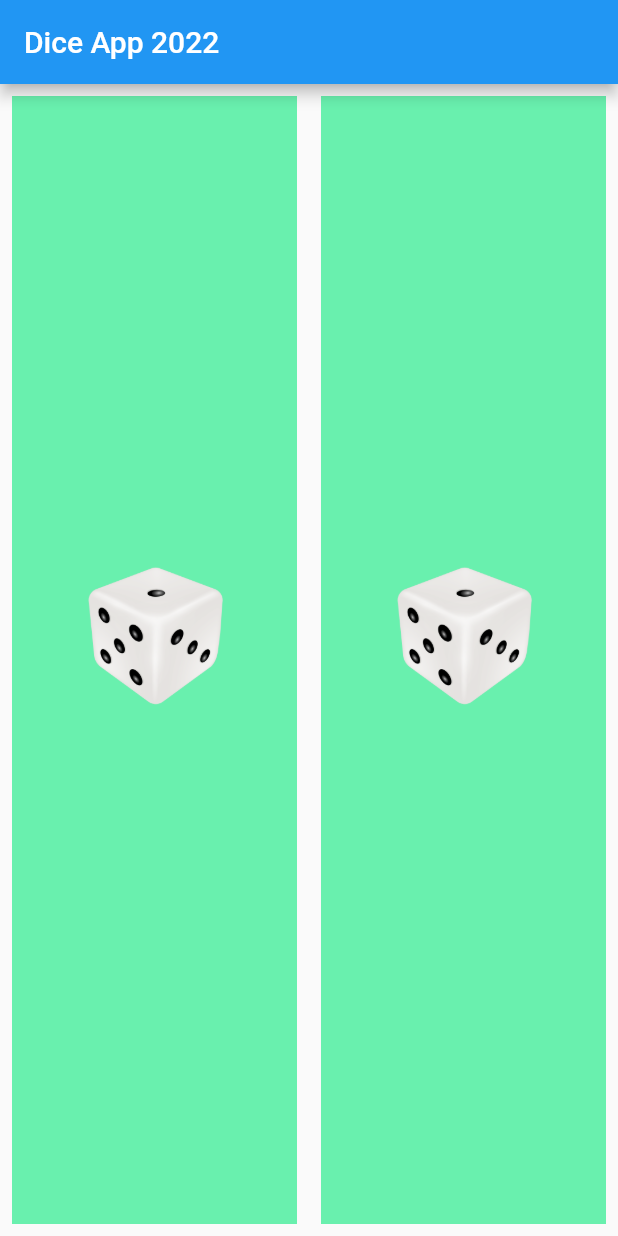
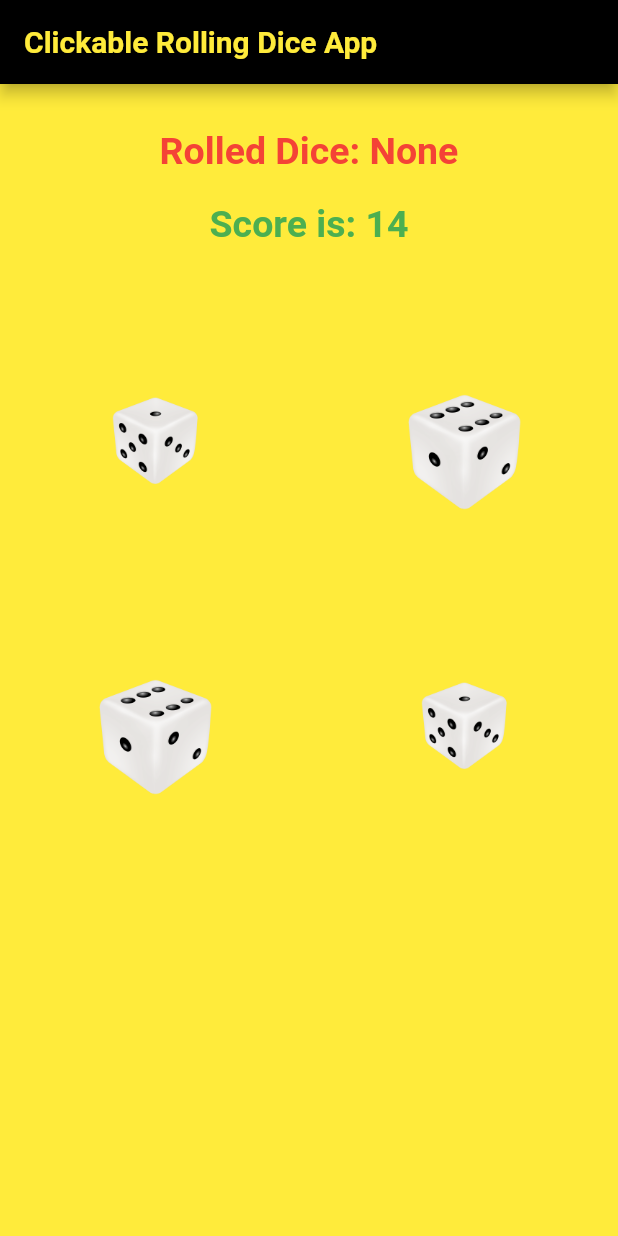
Before and after one commit to alihaider678/Flutter-Tasks, a Flutter app: the screen it shows after launch, on a phone screen of 412 x 824 dp. Run offline on Flutter 3.47's test engine with Material 2 defaults, Android fonts, the light colour scheme and no system bars; our stand-ins replace google_fonts.

Commit message:
update
Add assets/images again

```diff
--- a/dice_roller_game/lib/main.dart
+++ b/dice_roller_game/lib/main.dart
@@ -1,104 +1,190 @@
 import 'package:flutter/material.dart';
 import 'dart:math';
 
-Random random = new Random();
-
 void main() {
-  runApp(DiceAppSecAB18());
+  runApp(MaterialApp(
+    //below line "debugShowCheckedModeBanner: false," is used to remove debug banner from app
+    debugShowCheckedModeBanner: false,
+    home: Scaffold(
+      backgroundColor: Colors.yellow,
+      appBar: AppBar(
+        title: Text(
+          'Clickable Rolling Dice App',
+          style: TextStyle(
+            color: Colors.yellow,
+            fontWeight: FontWeight.bold,
+          ),
+        ),
+        backgroundColor: Colors.black,
+      ),
+      body: DicePage(),
+    ),
+  ));
 }
 
-class DiceAppSecAB18 extends StatelessWidget {
+class DicePage extends StatefulWidget {
   @override
-  Widget build(BuildContext context) {
-    return MaterialApp(
-      home: Scaffold(
-        appBar: AppBar(
-          title: Text("Dice App 2022"),
+  _DicePageState createState() => _DicePageState();
+}
+
+class _DicePageState extends State<DicePage> {
+  String rolled_dice = 'None';
+  int top_left = 1;
+  int top_right = 6;
+  int bottom_left = 6;
+  int bottom_right = 1;
+
+  Expanded left() {
+    return Expanded(
+      child: MaterialButton(
+        onPressed: () {
+          setState(() {
+            rolled_dice = '';
+            rolled_dice = 'Top Left';
+            top_left = Random().nextInt(5) + 1;
+          });
+        },
+        child: Image.asset(
+          'assets/images/Dice $top_left.png',
+          width: 120,
+          height: 120,
+          //color: Colors.black,
         ),
-        body: Dice(),
       ),
     );
   }
+
+  Expanded right() {
+    return Expanded(
+      child: MaterialButton(
+        onPressed: () {
+          setState(() {
+            rolled_dice = '';
+            rolled_dice = 'Top Right';
+            top_right = Random().nextInt(5) + 1;
+          });
+        },
+        child: Image.asset(
+          'assets/images/Dice $top_right.png',
+          width: 120,
+          height: 120,
+          //color: Colors.black,
+        ),
+      ),
+    );
   }
 
-class Dice extends StatefulWidget {
-  const Dice({Key? key}) : super(key: key);
-
-  @override
-  State<Dice> createState() => _DiceState();
+  Expanded upper() {
+    return Expanded(
+      child: MaterialButton(
+        onPressed: () {
+          setState(() {
+            rolled_dice = '';
+            rolled_dice = 'Bottom Left';
+            bottom_left = Random().nextInt(5) + 1;
+          });
+        },
+        child: Image.asset(
+          'assets/images/Dice $bottom_left.png',
+          width: 120,
+          height: 120,
+          //color: Colors.black,
+        ),
+      ),
+    );
   }
 
-class _DiceState extends State<Dice> {
-  int num = 1;
-  int num2 = 1;
+  Expanded lower() {
+    return Expanded(
+      child: MaterialButton(
+        onPressed: () {
+          setState(() {
+            rolled_dice = '';
+            rolled_dice = 'Bottom Right';
+            bottom_right = Random().nextInt(5) + 1;
+          });
+        },
+        child: Image.asset(
+          'assets/images/Dice $bottom_right.png',
+          width: 120,
+          height: 120,
+          //color: Colors.black,
+        ),
+      ),
+    );
+  }
+
+  Container top_dices() {
+    return Container(
+      child: Row(
+        children: [
+          left(),
+          right(),
+        ],
+      ),
+    );
+  }
+
+  Container bottom_dices() {
+    return Container(
+      child: Row(
+        children: [
+          upper(),
+          lower(),
+        ],
+      ),
+    );
+  }
 
   @override
   Widget build(BuildContext context) {
-    return Row(
+    return Column(
       children: [
-        Expanded(
-          child: TextButton(
-            child: Container(
-              color: Colors.greenAccent,
-              child: Center(
-                child: Image(
-                  image: AssetImage("assets/images/Dice $num.png"),
+        Container(
+          child: Column(
+            crossAxisAlignment: CrossAxisAlignment.stretch,
+            children: [
+              Padding(
+                padding: EdgeInsets.fromLTRB(10.0, 30.0, 10.0, 10.0),
+                child: Column(
+                  crossAxisAlignment: CrossAxisAlignment.center,
+                  children: [
+                    Text(
+                      'Rolled Dice: $rolled_dice'.toString(),
+                      style: TextStyle(
+                        color: Colors.red.shade500,
+                        fontSize: 25,
+                        fontWeight: FontWeight.bold,
                       ),
                     ),
+                    SizedBox(
+                      height: 20.0,
                     ),
-            onPressed: () {
-              setState(() {
-                num = random.nextInt(6)+1;
-              });
-              print(num);
-            },
+                    Text(
+                      'Score is: ' +
+                          (top_left + top_right + bottom_left + bottom_right)
+                              .toString(),
+                      style: TextStyle(
+                        color: Colors.green.shade500,
+                        fontSize: 25,
+                        fontWeight: FontWeight.bold,
                       ),
                     ),
-        Expanded(
-          child: TextButton(
-            child: Container(
-              color: Colors.greenAccent,
-              child: Center(
-                child: Image(
-                  image: AssetImage("assets/images/Dice $num2.png"),
+                  ],
+                ),
+              )
+            ],
           ),
         ),
+        SizedBox(
+          height: 70.0,
         ),
-            onPressed: () {
-              setState(() {
-                num2 = random.nextInt(6)+1;
-              });
-              print(num2);
-            },
+        top_dices(),
+        SizedBox(
+          height: 70.0,
         ),
-        ),
+        bottom_dices(),
       ],
     );
   }
 }
-
-/*
-         if(num==1)
-            num=2;
-          else if (num==2)
-            num=3;
-          else if (num==3)
-            num=4;
-          else if (num==4)
-            num=5;
-          else if (num==5)
-            num=6;
-          else
-            num=1;
- */
-
-/*
-Container(
-          color: Colors.greenAccent,
-          child: Center(
-            child: Image(
-              image: AssetImage("images/dice1.png"),
-            ),
-          ),
-        )
- */
```
Lines whose indentation alone changed are shown as unchanged.
